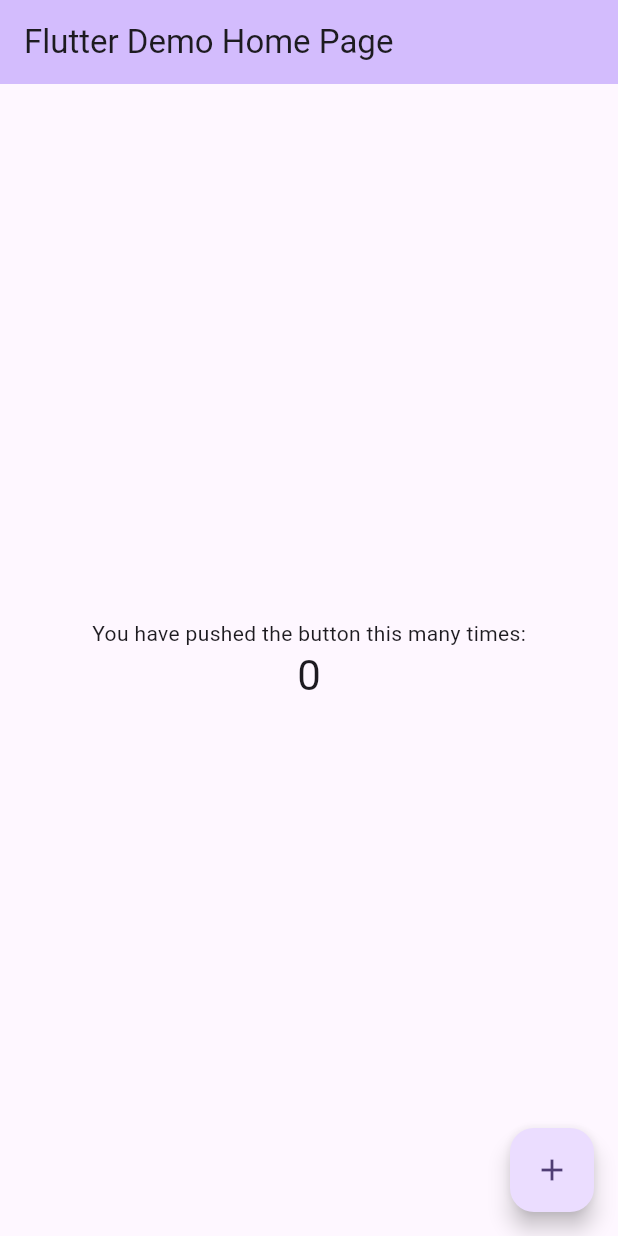
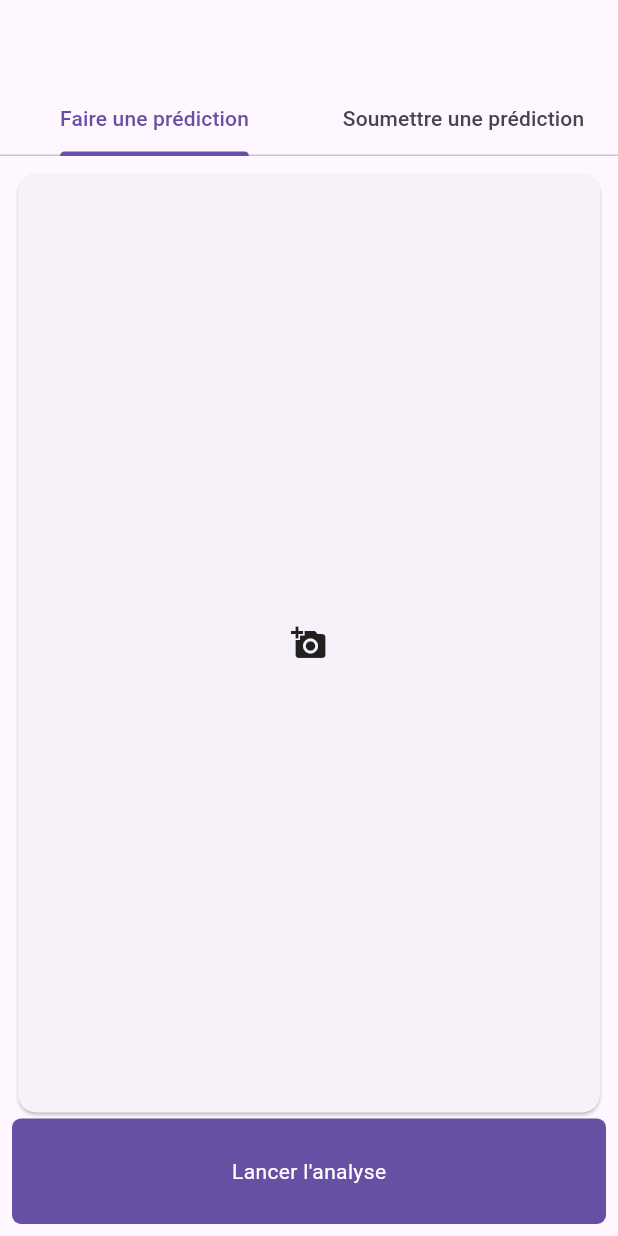
Before and after one commit to Okpeyemi/t_dev_800, a Flutter app: the screen it shows after launch, on a phone screen of 412 x 824 dp. Run offline on Flutter 3.47's test engine with Material 3 defaults, Android fonts, the phone set to English and light mode, and no system bars.

Commit message:
implement predict screen

```diff
--- a/app/desktop/lib/main.dart
+++ b/app/desktop/lib/main.dart
@@ -1,122 +1,33 @@
+import 'package:ahouefa/predict/screen.dart';
 import 'package:flutter/material.dart';
 
-void main() {
-  runApp(const MyApp());
-}
+class App extends StatelessWidget {
+  const App({super.key});
 
-class MyApp extends StatelessWidget {
-  const MyApp({super.key});
-
-  // This widget is the root of your application.
   @override
   Widget build(BuildContext context) {
-    return MaterialApp(
-      title: 'Flutter Demo',
-      theme: ThemeData(
-        // This is the theme of your application.
-        //
-        // TRY THIS: Try running your application with "flutter run". You'll see
-        // the application has a purple toolbar. Then, without quitting the app,
-        // try changing the seedColor in the colorScheme below to Colors.green
-        // and then invoke "hot reload" (save your changes or press the "hot
-        // reload" button in a Flutter-supported IDE, or press "r" if you used
-        // the command line to start the app).
-        //
-        // Notice that the counter didn't reset back to zero; the application
-        // state is not lost during the reload. To reset the state, use hot
-        // restart instead.
-        //
-        // This works for code too, not just values: Most code changes can be
-        // tested with just a hot reload.
-        colorScheme: ColorScheme.fromSeed(seedColor: Colors.deepPurple),
+    return DefaultTabController(
+      length: 2,
+      child: Scaffold(
+        appBar: AppBar(
+          bottom: const TabBar(
+            tabs: [
+              Tab(text: "Faire une prédiction"),
+              Tab(text: "Soumettre une prédiction"),
+            ],
+          ),
+        ),
+        body: TabBarView(
+          children: [
+            Padding(padding: const EdgeInsets.all(8.0), child: PredictScreen()),
+            Center(child: Text("Hey, I'm Parfait")),
+          ],
+        ),
       ),
-      home: const MyHomePage(title: 'Flutter Demo Home Page'),
     );
   }
 }
 
-class MyHomePage extends StatefulWidget {
-  const MyHomePage({super.key, required this.title});
-
-  // This widget is the home page of your application. It is stateful, meaning
-  // that it has a State object (defined below) that contains fields that affect
-  // how it looks.
-
-  // This class is the configuration for the state. It holds the values (in this
-  // case the title) provided by the parent (in this case the App widget) and
-  // used by the build method of the State. Fields in a Widget subclass are
-  // always marked "final".
-
-  final String title;
-
-  @override
-  State<MyHomePage> createState() => _MyHomePageState();
+void main(List<String> args) {
+  runApp(MaterialApp(home: App()));
 }
-
-class _MyHomePageState extends State<MyHomePage> {
-  int _counter = 0;
-
-  void _incrementCounter() {
-    setState(() {
-      // This call to setState tells the Flutter framework that something has
-      // changed in this State, which causes it to rerun the build method below
-      // so that the display can reflect the updated values. If we changed
-      // _counter without calling setState(), then the build method would not be
-      // called again, and so nothing would appear to happen.
-      _counter++;
-    });
-  }
-
-  @override
-  Widget build(BuildContext context) {
-    // This method is rerun every time setState is called, for instance as done
-    // by the _incrementCounter method above.
-    //
-    // The Flutter framework has been optimized to make rerunning build methods
-    // fast, so that you can just rebuild anything that needs updating rather
-    // than having to individually change instances of widgets.
-    return Scaffold(
-      appBar: AppBar(
-        // TRY THIS: Try changing the color here to a specific color (to
-        // Colors.amber, perhaps?) and trigger a hot reload to see the AppBar
-        // change color while the other colors stay the same.
-        backgroundColor: Theme.of(context).colorScheme.inversePrimary,
-        // Here we take the value from the MyHomePage object that was created by
-        // the App.build method, and use it to set our appbar title.
-        title: Text(widget.title),
-      ),
-      body: Center(
-        // Center is a layout widget. It takes a single child and positions it
-        // in the middle of the parent.
-        child: Column(
-          // Column is also a layout widget. It takes a list of children and
-          // arranges them vertically. By default, it sizes itself to fit its
-          // children horizontally, and tries to be as tall as its parent.
-          //
-          // Column has various properties to control how it sizes itself and
-          // how it positions its children. Here we use mainAxisAlignment to
-          // center the children vertically; the main axis here is the vertical
-          // axis because Columns are vertical (the cross axis would be
-          // horizontal).
-          //
-          // TRY THIS: Invoke "debug painting" (choose the "Toggle Debug Paint"
-          // action in the IDE, or press "p" in the console), to see the
-          // wireframe for each widget.
-          mainAxisAlignment: MainAxisAlignment.center,
-          children: <Widget>[
-            const Text('You have pushed the button this many times:'),
-            Text(
-              '$_counter',
-              style: Theme.of(context).textTheme.headlineMedium,
-            ),
-          ],
-        ),
-      ),
-      floatingActionButton: FloatingActionButton(
-        onPressed: _incrementCounter,
-        tooltip: 'Increment',
-        child: const Icon(Icons.add),
-      ), // This trailing comma makes auto-formatting nicer for build methods.
-    );
-  }
-}
--- /dev/null
+++ b/app/desktop/lib/predict/screen.dart
@@ -0,0 +1,48 @@
+import 'package:ahouefa/ui/components.dart';
+import 'package:ahouefa/ui/core/ui/image_picker.dart';
+import 'package:flutter/material.dart';
+
+class PredictScreen extends StatelessWidget {
+  const PredictScreen({super.key});
+
+  @override
+  Widget build(BuildContext context) {
+    final colorScheme = Theme.of(context).colorScheme;
+    final textTheme = Theme.of(context).textTheme;
+
+    return Column(
+      children: [
+        Expanded(
+          flex: 9,
+          child: LayoutBuilder(
+            builder: (context, constraints) {
+              return SizedBox(
+                width: constraints.maxWidth,
+                height: constraints.maxHeight,
+                child: ImagePicker(),
+              );
+            },
+          ),
+        ),
+        Expanded(
+          flex: 1,
+          child: LayoutBuilder(
+            builder: (context, constraints) {
+              return SubmitButton(
+                width: constraints.maxWidth,
+                height: constraints.maxHeight,
+                color: colorScheme.primary,
+                child: Text(
+                  "Lancer l'analyse",
+                  style: textTheme.bodyMedium!.copyWith(
+                    color: colorScheme.onPrimary,
+                  ),
+                ),
+              );
+            },
+          ),
+        ),
+      ],
+    );
+  }
+}
--- /dev/null
+++ b/app/desktop/lib/ui/components.dart
@@ -0,0 +1 @@
+export './core/ui/submit_button.dart' show SubmitButton;
--- /dev/null
+++ b/app/desktop/lib/ui/core/ui/image_picker.dart
@@ -0,0 +1,10 @@
+import 'package:flutter/material.dart';
+
+class ImagePicker extends StatelessWidget {
+  const ImagePicker({super.key});
+
+  @override
+  Widget build(BuildContext context) {
+    return Card(child: Icon(Icons.add_a_photo));
+  }
+}
--- /dev/null
+++ b/app/desktop/lib/ui/core/ui/submit_button.dart
@@ -0,0 +1,31 @@
+import 'package:flutter/material.dart';
+
+class SubmitButton extends StatelessWidget {
+  final double width;
+  final double height;
+  final Color color;
+  final Widget child;
+
+  const SubmitButton({
+    super.key,
+    required this.width,
+    required this.height,
+    required this.color,
+    required this.child,
+  });
+  @override
+  Widget build(BuildContext context) {
+    return InkWell(
+      child: Container(
+        decoration: BoxDecoration(
+          borderRadius: BorderRadius.circular(6),
+          color: color,
+        ),
+
+        width: width,
+        height: height,
+        child: Center(child: child),
+      ),
+    );
+  }
+}
```
Also changed, not shown: 1 other file.
